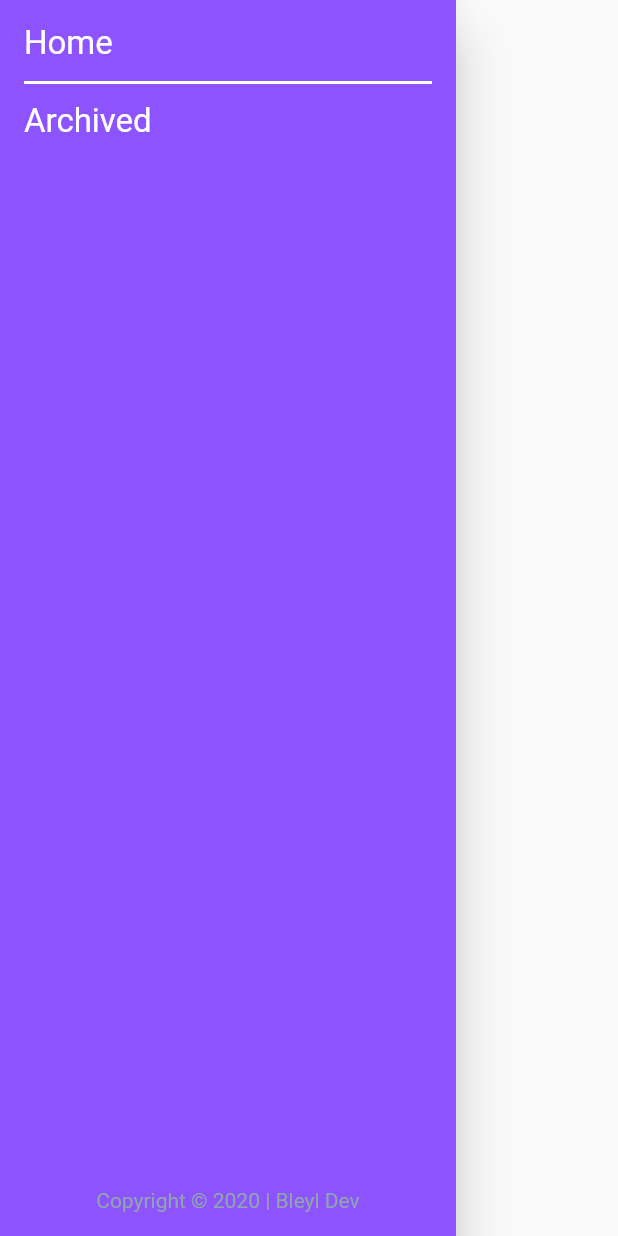
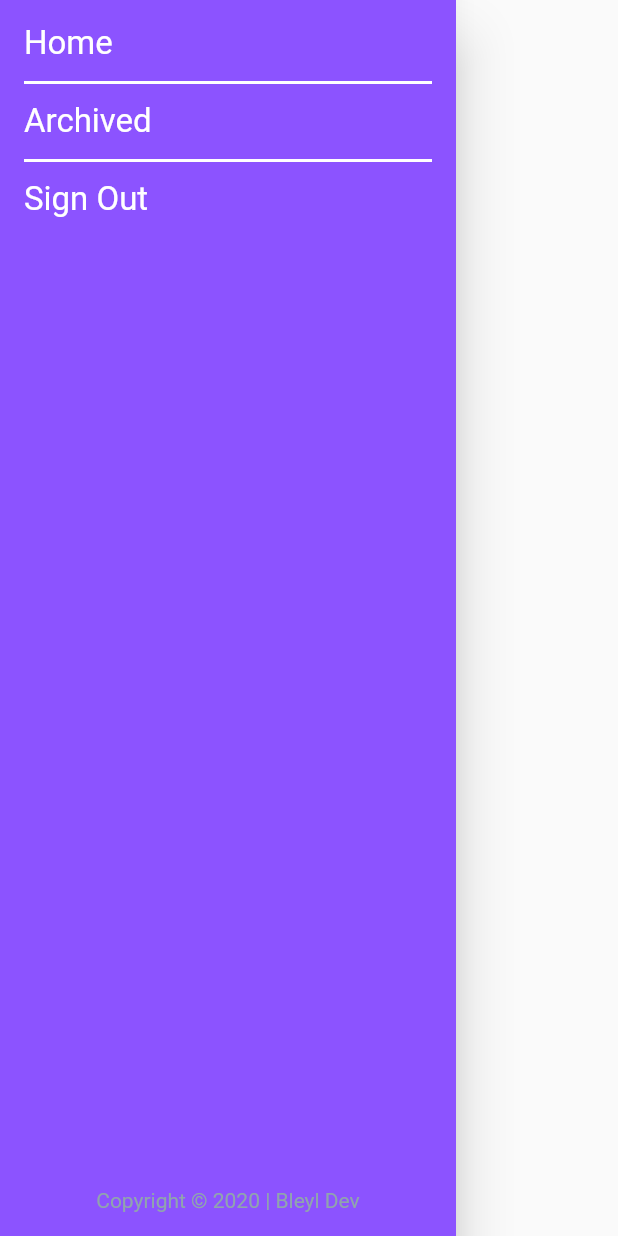
Before and after one commit to Bobleyl/shut-up-and-tweet, a Flutter app: the ExploreDrawer widget shown alone on an empty page, opened directly, on a phone screen of 412 x 824 dp. Run offline on Flutter 3.47's test engine with Material 2 defaults, Android fonts, the phone set to English and light mode, and no system bars; our stand-ins replace awesome_dialog, circular_check_box, cloud_firestore, firebase_auth, firebase_core, flash and 2 more; missing offline and left inert: clipboard, dart:html; accounts and stored records are empty.

Commit message:
sign out button

```diff
--- a/lib/widgets/explore_drawer.dart
+++ b/lib/widgets/explore_drawer.dart
@@ -1,4 +1,6 @@
 import 'package:flutter/material.dart';
+import 'package:provider/provider.dart';
+import 'package:shut_up_and_tweet/util/flutterfire_auth_service.dart';
 
 class ExploreDrawer extends StatefulWidget {
   const ExploreDrawer({
@@ -46,6 +48,22 @@ class _ExploreDrawerState extends State<ExploreDrawer> {
                   style: TextStyle(color: Colors.white, fontSize: 22),
                 ),
               ),
+              Padding(
+                padding: const EdgeInsets.only(top: 5.0, bottom: 5.0),
+                child: Divider(
+                  color: Colors.white,
+                  thickness: 2,
+                ),
+              ),
+              InkWell(
+                onTap: () {
+                  context.read<FlutterFireAuthService>().signOut();
+                },
+                child: Text(
+                  'Sign Out',
+                  style: TextStyle(color: Colors.white, fontSize: 22),
+                ),
+              ),
               Expanded(
                 child: Align(
                   alignment: Alignment.bottomCenter,
```
Also changed, not shown: lib/widgets/top_bar_contents.dart (+41 -0 lines).
